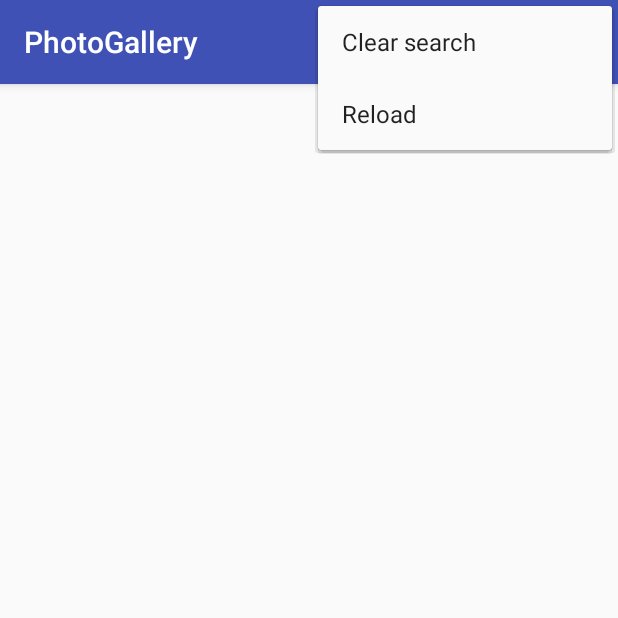
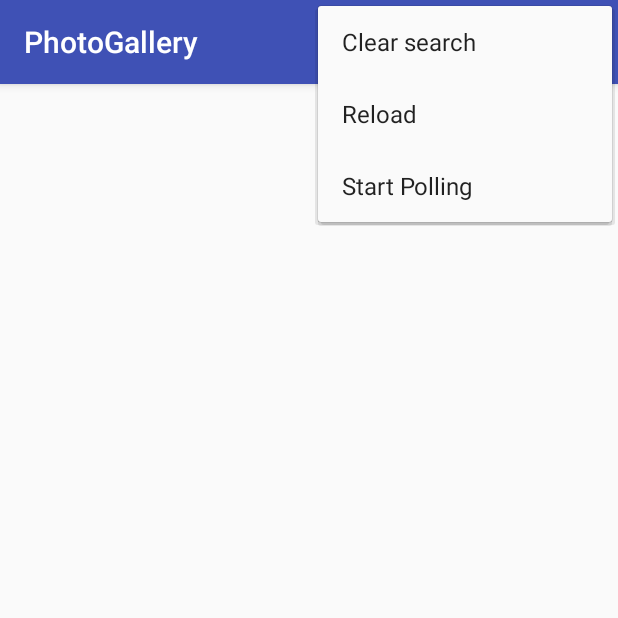
Before and after one commit to outnotin/PhotoGallery, an Android app: the screen it shows after launch (PhotoGalleryActivity), with the options menu open, on a phone screen of 412 x 824 dp, the top half of it. Run offline under Robolectric (Android 15) with nearby library versions, the phone set to English and light mode, and no system bars; network calls fail.

```diff
--- a/app/src/main/AndroidManifest.xml
+++ b/app/src/main/AndroidManifest.xml
@@ -3,6 +3,7 @@
     package="com.augmentis.ayp.photogallery">
 
     <uses-permission android:name="android.permission.INTERNET"/>
+    <uses-permission android:name="android.permission.ACCESS_NETWORK_STATE"/>
 
     <application
         android:allowBackup="true"
@@ -17,6 +18,10 @@
                 <category android:name="android.intent.category.LAUNCHER" />
             </intent-filter>
         </activity>
+
+        <!--Poll Service-->
+        <service android:name=".PollService"/>
+
     </application>
 
 </manifest>
--- a/app/src/main/java/com/augmentis/ayp/photogallery/PhotoGalleryActivity.java
+++ b/app/src/main/java/com/augmentis/ayp/photogallery/PhotoGalleryActivity.java
@@ -1,6 +1,7 @@
 package com.augmentis.ayp.photogallery;
 
 import android.content.Context;
+import android.content.Intent;
 import android.support.v4.app.Fragment;
 import android.support.v7.app.AppCompatActivity;
 import android.os.Bundle;
@@ -14,4 +15,8 @@ public class PhotoGalleryActivity extends SingleFragmentActivity {
     protected Fragment onCreateFragment() {
         return PhotoGalleryFragment.newInstance();
     }
+
+    public static Intent newIntent(Context context) {
+        return new Intent(context, PhotoGalleryActivity.class);
+    }
 }
--- a/app/src/main/java/com/augmentis/ayp/photogallery/PhotoGalleryFragment.java
+++ b/app/src/main/java/com/augmentis/ayp/photogallery/PhotoGalleryFragment.java
@@ -57,8 +57,14 @@ public class PhotoGalleryFragment extends Fragment {
     @Override
     public void onCreate(@Nullable Bundle savedInstanceState) {
         super.onCreate(savedInstanceState);
+
         setRetainInstance(true);
         setHasOptionsMenu(true);
+
+//        Log.d(TAG, "Start intent service");
+//        Intent i = PollService.newIntent(getActivity());
+//        getActivity().startService(i);
+//        PollService.setServiceAlarm(getContext(), true);
 
         Log.d(TAG, "Memory size = " + maxMemory + " K");
         mMemoryCache = new LruCache<String, Bitmap>(cacheSize) {
@@ -125,6 +131,7 @@ public class PhotoGalleryFragment extends Fragment {
         inflater.inflate(R.menu.menu_main, menu);
         MenuItem menuItem = menu.findItem(R.id.mnu_search);
         final SearchView searchView = (SearchView) menuItem.getActionView();
+        searchView.setQuery(mSearchKey, false);//
         searchView.setOnQueryTextListener(new SearchView.OnQueryTextListener() {
             @Override
             public boolean onQueryTextSubmit(String query) {
@@ -150,6 +157,14 @@ public class PhotoGalleryFragment extends Fragment {
             }
         });
 
+        //render polling
+        MenuItem mnuPolling = menu.findItem(R.id.mnu_toggle_polling);
+        if(PollService.isServiceAlarmOn(getActivity())){
+            mnuPolling.setTitle(R.string.stop_polling);
+        }else {
+            mnuPolling.setTitle(R.string.start_polling);
+        }
+
     }
 
     @Override
@@ -157,6 +172,13 @@ public class PhotoGalleryFragment extends Fragment {
         switch (item.getItemId()){
             case R.id.mnu_reload:
                 loadPhoto();
+                return true;
+            case R.id.mnu_toggle_polling:
+//                Log.d(TAG, "Start/Stop intent service");
+                boolean shouldStartAlarm = !PollService.isServiceAlarmOn(getActivity());
+                Log.d(TAG, ((shouldStartAlarm) ? "Start" : "Stop") + " Intent service");
+                PollService.setServiceAlarm(getContext(), shouldStartAlarm);
+                getActivity().invalidateOptionsMenu(); // refresh menu
                 return true;
             case R.id.mnu_clear_search:
                 mSearchKey = null;
--- a/app/src/main/res/menu/menu_main.xml
+++ b/app/src/main/res/menu/menu_main.xml
@@ -18,4 +18,8 @@
         android:id="@+id/mnu_reload"
         app:showAsAction="never"/>
 
+    <item android:id="@+id/mnu_toggle_polling"
+        app:showAsAction="never"
+        android:title="@string/start_polling"/>
+
 </menu>
--- a/app/src/main/res/values/strings.xml
+++ b/app/src/main/res/values/strings.xml
@@ -4,4 +4,9 @@
     <string name="search">Search</string>
     <string name="clear_search">Clear search</string>
     <string name="reload">Reload</string>
+    <string name="start_polling">Start Polling</string>
+    <string name="stop_polling">Stop Polling</string>
+    <string name="new_picture">New picture arriving</string>
+    <string name="new_picture_title">New Picture title</string>
+    <string name="new_picture_content">New picture content</string>
 </resources>
```
Also changed, not shown: app/src/main/java/com/augmentis/ayp/photogallery/PhotoGalleryPreference.java (+13 -0 lines), app/src/main/java/com/augmentis/ayp/photogallery/PollService.java (added, +123 -0 lines).
